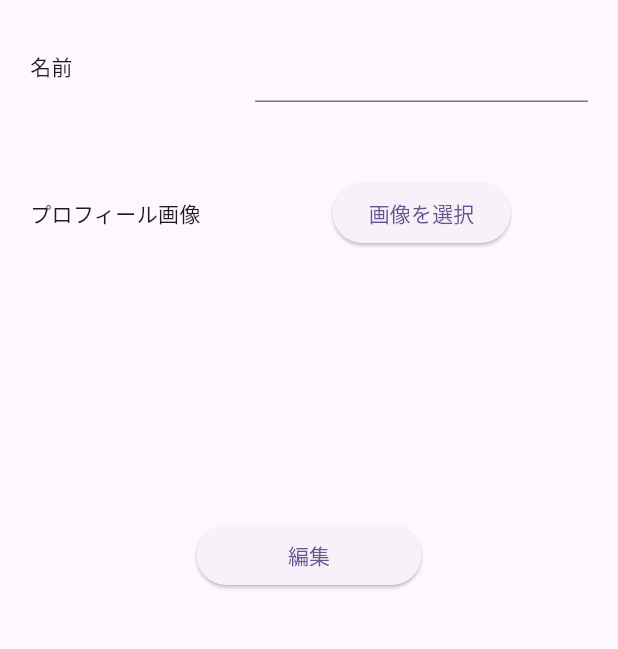
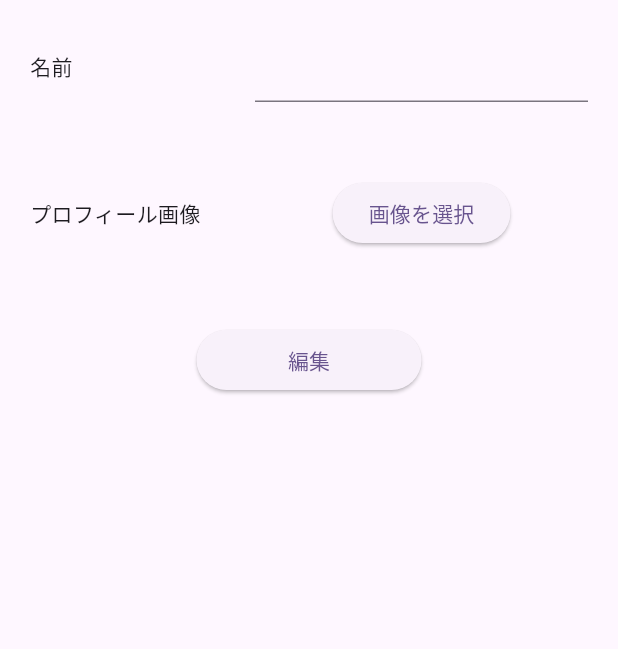
Before and after one commit to Renkon117/chat_app, a Flutter app: the SettingProfilePage screen opened directly, after a tap on "画像を選択", on a phone screen of 412 x 824 dp, the part 84-733 px from its top. Run offline on Flutter 3.47's test engine with Material 3 defaults, Android fonts, the phone set to English and light mode, and no system bars; our stand-ins replace cloud_firestore, firebase_core, firebase_storage, image_picker, shared_preferences; accounts and stored records are empty.

Commit message:
軽微な修正

```diff
--- a/lib/pages/setting_profile_page.dart
+++ b/lib/pages/setting_profile_page.dart
@@ -15,10 +15,10 @@ class SettingProfilePage extends StatefulWidget {
 }
 
 class _SettingProfilePageState extends State<SettingProfilePage> {
-  final TextEditingController controller = TextEditingController();
   File? image;
   String imagePath = '';
   final ImagePicker _picker = ImagePicker();
+  final TextEditingController controller = TextEditingController();
 
   Future<void> selectImage() async {
     PickedFile? pickedImage =
@@ -35,6 +35,7 @@ class _SettingProfilePageState extends State<SettingProfilePage> {
     final ref = FirebaseStorage.instance.ref(path);
     final storedImage = await ref.putFile(image!);
     imagePath = await storedImage.ref.getDownloadURL();
+    print(imagePath);
   }
 
   @override
@@ -49,13 +50,13 @@ class _SettingProfilePageState extends State<SettingProfilePage> {
           child: Column(
             children: [
               Row(
-                children: const [
-                  SizedBox(
+                children: [
+                  const SizedBox(
                     width: 150,
                     child: Text('名前'),
                   ),
                   Expanded(
-                    child: TextField(),
+                    child: TextField(controller: controller,),
                   )
                 ],
               ),
@@ -92,7 +93,7 @@ class _SettingProfilePageState extends State<SettingProfilePage> {
                         fit: BoxFit.cover,
                       )),
               const SizedBox(
-                height: 150,
+                height: 20,
               ),
               SizedBox(
                 width: 150,
```
